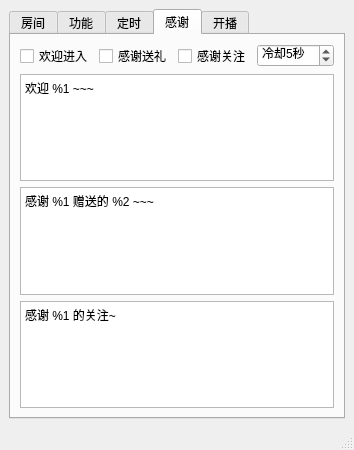
Qt form mainwindow.ui (iwxyi/Bilibili-MagicalDanmaku) before a commit.
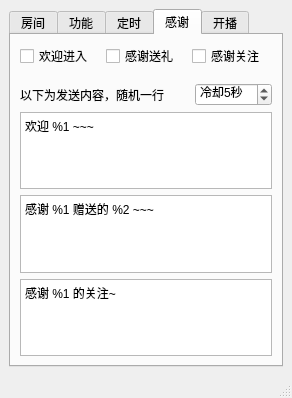
The same form after that commit.

```diff
--- a/mainwindow.ui
+++ b/mainwindow.ui
@@ -6,8 +6,8 @@
    <rect>
     <x>0</x>
     <y>0</y>
-    <width>353</width>
-    <height>450</height>
+    <width>281</width>
+    <height>398</height>
    </rect>
   </property>
   <property name="windowTitle">
@@ -417,6 +417,33 @@
             </property>
            </widget>
           </item>
+         </layout>
+        </item>
+        <item>
+         <layout class="QHBoxLayout" name="horizontalLayout_15">
+          <property name="topMargin">
+           <number>9</number>
+          </property>
+          <item>
+           <widget class="QLabel" name="label_6">
+            <property name="text">
+             <string>以下为发送内容，随机一行</string>
+            </property>
+           </widget>
+          </item>
+          <item>
+           <spacer name="horizontalSpacer_3">
+            <property name="orientation">
+             <enum>Qt::Horizontal</enum>
+            </property>
+            <property name="sizeHint" stdset="0">
+             <size>
+              <width>40</width>
+              <height>20</height>
+             </size>
+            </property>
+           </spacer>
+          </item>
           <item>
            <widget class="QSpinBox" name="sendCDSpin">
             <property name="toolTip">
```
Left out of the diff: 2 changed lines with no effect on the pictures.
